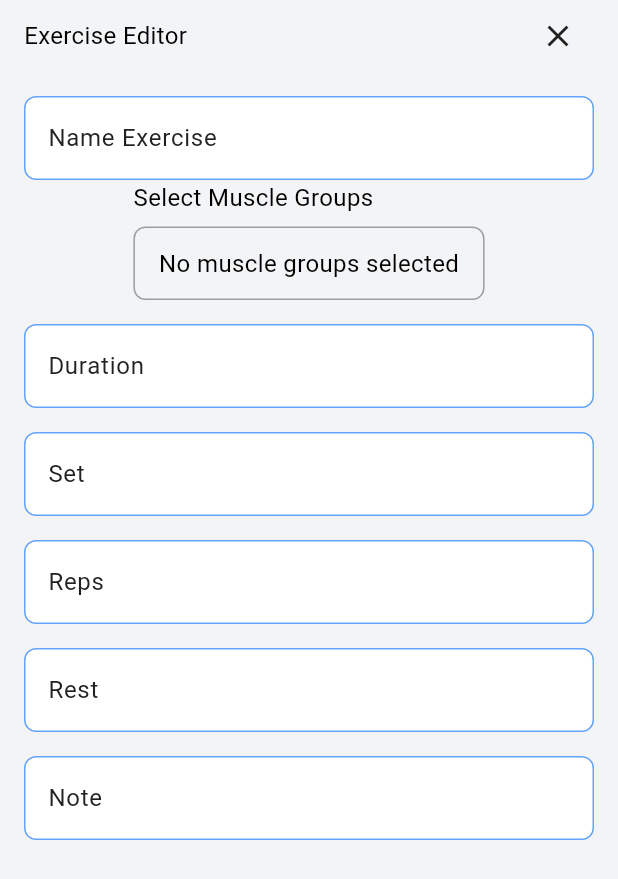
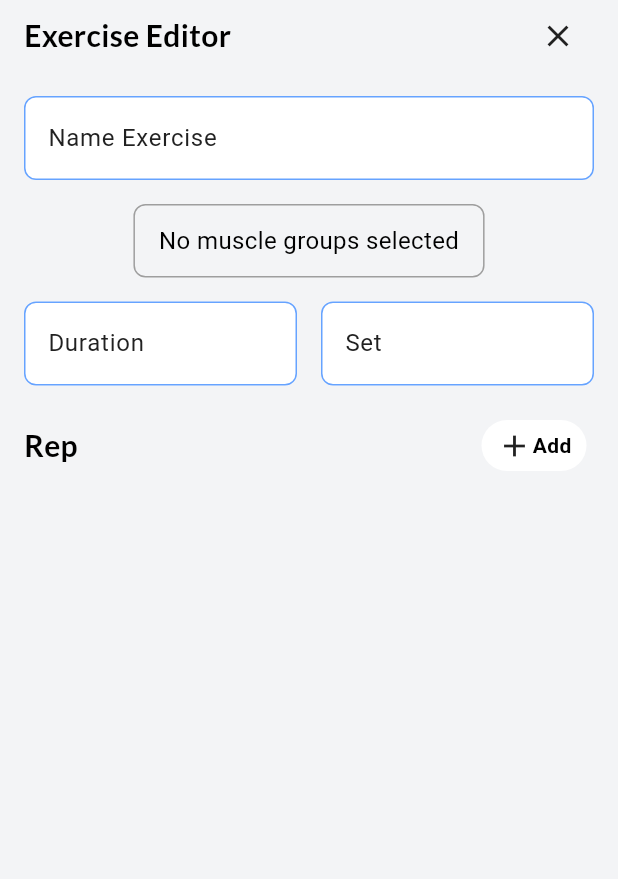
Before and after one commit to amanzetti/clocktrain, a Flutter app: the ExereciseEditor widget shown alone on an empty page, opened directly, on a phone screen of 412 x 824 dp. Shown: the top 879 px of the screen. Run offline on Flutter 3.47's test engine with Material 3 defaults, Android fonts, the phone set to English and light mode, and no system bars; our stand-ins replace audioplayers, cloud_firestore, firebase_core, flutter_riverpod, freezed_annotation, go_router and 5 more; accounts and stored records are empty; Roboto replaces fonts that are missing (Ubuntu).

Commit message:
fix minor

```diff
--- a/lib/presentation/pages/sheet/flow_manage_workout/exerecise_editor.dart
+++ b/lib/presentation/pages/sheet/flow_manage_workout/exerecise_editor.dart
@@ -1,5 +1,7 @@
 import 'package:clocktrain/presentation/themes/app_asset.dart';
 import 'package:clocktrain/presentation/themes/app_color.dart';
+import 'package:clocktrain/presentation/themes/app_typography.dart';
+import 'package:clocktrain/presentation/widgets/atoms/elevated_rounded_button.dart';
 import 'package:clocktrain/presentation/widgets/atoms/spacer_sized_box.dart';
 import 'package:clocktrain/presentation/widgets/molecules/app_time_picker.dart';
 import 'package:clocktrain/presentation/widgets/molecules/dropdown.dart';
@@ -26,29 +28,37 @@ class ExereciseEditor extends StatelessWidget {
                   spacerType: SpacerType.vertical,
                   spacerSize: SpacerSize.medium),
               _buildTextField('Name Exercise'),
+              const SpacerSizedBox(
+                  spacerType: SpacerType.vertical,
+                  spacerSize: SpacerSize.medium),
               _buildDropdown(),
               const SpacerSizedBox(
                   spacerType: SpacerType.vertical,
                   spacerSize: SpacerSize.medium),
-              _buildIosTimePicker(_durationControler,
-                  TimePickerType.minuteSecond, 'Duration', 'Duration'),
+              Row(
+                children: [
+                  _buildTextFieldFunction(context, _durationControler,
+                      TimePickerType.minuteSecond, 'Duration', 'Duration'),
+                  const SpacerSizedBox(
+                      spacerType: SpacerType.horizontal,
+                      spacerSize: SpacerSize.medium),
+                  _buildTextFieldFunction(context, _setControler,
+                      TimePickerType.interval, 'Set', 'Set'),
+                ],
+              ),
               const SpacerSizedBox(
                   spacerType: SpacerType.vertical,
                   spacerSize: SpacerSize.medium),
-              _buildIosTimePicker(
-                  _setControler, TimePickerType.interval, 'Set', 'Set'),
-              const SpacerSizedBox(
-                  spacerType: SpacerType.vertical,
-                  spacerSize: SpacerSize.medium),
-              _buildTextField('Reps'),
-              const SpacerSizedBox(
-                  spacerType: SpacerType.vertical,
-                  spacerSize: SpacerSize.medium),
-              _buildTextField('Rest'),
-              const SpacerSizedBox(
-                  spacerType: SpacerType.vertical,
-                  spacerSize: SpacerSize.medium),
-              _buildTextField('Note'),
+              _buildNavBarAdd(context, 'Rep'),
+              // _buildTextField('Reps'),
+              // const SpacerSizedBox(
+              //     spacerType: SpacerType.vertical,
+              //     spacerSize: SpacerSize.medium),
+              // _buildTextField('Rest'),
+              // const SpacerSizedBox(
+              //     spacerType: SpacerType.vertical,
+              //     spacerSize: SpacerSize.medium),
+              // _buildTextField('Note'),
             ],
           ),
         ),
@@ -61,12 +71,33 @@ class ExereciseEditor extends StatelessWidget {
         child: Row(
       mainAxisAlignment: MainAxisAlignment.spaceBetween,
       children: [
-        Text(title),
+        Text(title, style: AppTypography().titleS),
         IconButton(
             onPressed: () {
               context.pop();
             },
             icon: AppAsset.close)
+      ],
+    ));
+  }
+
+  Widget _buildNavBarAdd(BuildContext context, String title) {
+    return Container(
+        child: Row(
+      mainAxisAlignment: MainAxisAlignment.spaceBetween,
+      children: [
+        Text(title, style: AppTypography().titleS),
+        ElevatedNotchRoundedButton(
+            // onTap: () {
+            //   context.push(AppPath.sheetListPage + AppPath.workoutEditorPage);
+            // },
+            // onTap: () {
+            //   showDialog(
+            //       useSafeArea: false,
+            //       context: context,
+            //       builder: (context) => ExereciseEditor());
+            // },
+            )
       ],
     ));
   }
@@ -92,4 +123,41 @@ class ExereciseEditor extends StatelessWidget {
         label: label,
         hint: hint);
   }
+
+  Future<void> _showCupertinoTimerPicker(
+      BuildContext context,
+      TextEditingController controller,
+      TimePickerType timePickerType,
+      String label,
+      String hint) async {
+    await showModalBottomSheet(
+      context: context,
+      builder: (BuildContext context) {
+        return SizedBox(
+            height: 250,
+            child:
+                _buildIosTimePicker(controller, timePickerType, label, hint));
+      },
+    );
+  }
+
+  Widget _buildTextFieldFunction(
+      BuildContext context,
+      TextEditingController controller,
+      TimePickerType timePickerType,
+      String label,
+      String hint) {
+    return Flexible(
+      child: TextField(
+        controller: controller,
+        readOnly: true,
+        onTap: () => _showCupertinoTimerPicker(
+            context, controller, timePickerType, label, hint),
+        decoration: InputDecoration(
+          labelText: label,
+          hintText: hint,
+        ),
+      ),
+    );
+  }
 }
--- a/lib/presentation/widgets/molecules/app_time_picker.dart
+++ b/lib/presentation/widgets/molecules/app_time_picker.dart
@@ -8,7 +8,11 @@ enum TimePickerType {
 
 class IOSMinuteSecondPickerField extends StatefulWidget {
   const IOSMinuteSecondPickerField(
-      {super.key, required this.controller, required this.timePickerType, required this.label, required this.hint});
+      {super.key,
+      required this.controller,
+      required this.timePickerType,
+      required this.label,
+      required this.hint});
 
   final TextEditingController controller;
   final TimePickerType timePickerType;
@@ -71,7 +75,6 @@ class _IOSMinuteSecondPickerFieldState
             ),
           ),
         );
-      default:
     }
   }
 
@@ -96,23 +99,22 @@ class _IOSMinuteSecondPickerFieldState
     await showModalBottomSheet(
       context: context,
       builder: (BuildContext context) {
-        return Container(height: 250, child: _getCupertinoPiker());
+        return SizedBox(height: 250, child: _getCupertinoPiker());
       },
     );
   }
 
   @override
   Widget build(BuildContext context) {
-    // return _getCupertinoPiker();
-    return TextField(
-      controller: _controller,
-      readOnly: true,
-      onTap: _showCupertinoTimerPicker,
-      decoration:  InputDecoration(
-        labelText: widget.label,
-        hintText: widget.hint,
-        border: OutlineInputBorder(),
-      ),
-    );
+    return _getCupertinoPiker();
+    // return TextField(
+    //   controller: _controller,
+    //   readOnly: true,
+    //   onTap: _showCupertinoTimerPicker,
+    //   decoration: InputDecoration(
+    //     labelText: widget.label,
+    //     hintText: widget.hint,
+    //   ),
+    // );
   }
 }
--- a/lib/presentation/widgets/molecules/dropdown.dart
+++ b/lib/presentation/widgets/molecules/dropdown.dart
@@ -33,8 +33,6 @@ class _MultiSelectDropdownState extends State<MultiSelectDropdown> {
     return Column(
       crossAxisAlignment: CrossAxisAlignment.start,
       children: [
-        Text("Select Muscle Groups"),
-        SizedBox(height: 8),
         GestureDetector(
           onTap: _showMultiSelectDialog,
           child: Container(
```
